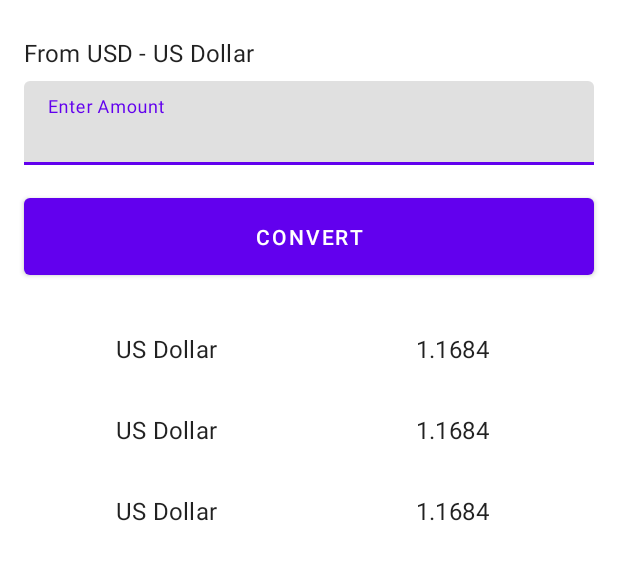
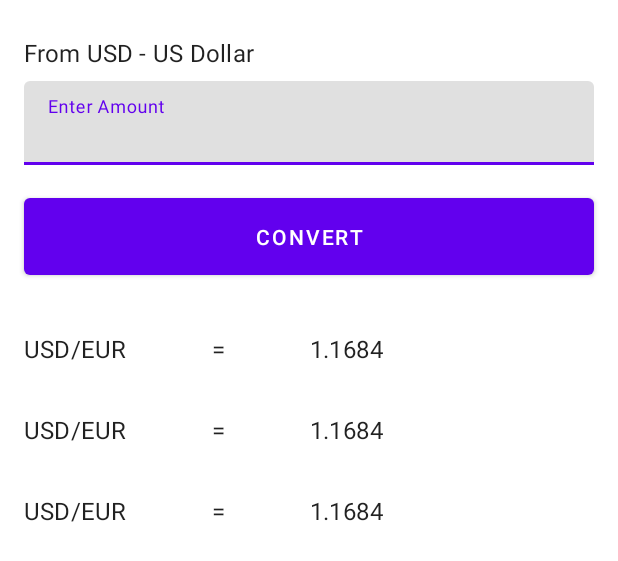
Before and after one commit to davidwekesar/CurrencyConverter, an Android app: the layout fragment_selected_currency.xml on its own in the app's theme, with its tools: preview values and no code run, on a phone screen of 412 x 824 dp. Shown: the top 561 px of the screen. Run offline under Robolectric (Android 15) with nearby library versions, the phone set to English and light mode, and no system bars.

Commit message:
feat: display selected currency exchange rates

```diff
--- a/app/src/main/java/com/android/currencyconverter/data/network/CurrencyApiService.kt
+++ b/app/src/main/java/com/android/currencyconverter/data/network/CurrencyApiService.kt
@@ -6,6 +6,7 @@ import com.squareup.moshi.kotlin.reflect.KotlinJsonAdapterFactory
 import retrofit2.Retrofit
 import retrofit2.converter.moshi.MoshiConverterFactory
 import retrofit2.http.GET
+import retrofit2.http.Query
 
 private const val BASE_URL = "http://apilayer.net/"
 
@@ -22,6 +23,9 @@ interface CurrencyApiService {
 
     @GET("api/list?access_key=${BuildConfig.CL_KEY}")
     suspend fun getAllCurrencies(): NetworkCurrencyContainer
+
+    @GET("api/live?access_key=${BuildConfig.CL_KEY}")
+    suspend fun getAllExchangeRates(): NetworkExchangeRatesContainer
 }
 
 object CurrencyApi {
--- a/app/src/main/java/com/android/currencyconverter/domain/Models.kt
+++ b/app/src/main/java/com/android/currencyconverter/domain/Models.kt
@@ -1,3 +1,5 @@
 package com.android.currencyconverter.domain
 
 data class Currency(val code: String, val name: String)
+
+data class ExchangeRate(val currencyPair: String, val exchangeRate: Double)
--- a/app/src/main/res/layout/list_item_exchange_rate.xml
+++ b/app/src/main/res/layout/list_item_exchange_rate.xml
@@ -7,23 +7,35 @@
     android:padding="@dimen/default_medium">
 
     <TextView
-        android:id="@+id/textCurrencyName"
+        android:id="@+id/textCurrencyPair"
         android:layout_width="wrap_content"
         android:layout_height="wrap_content"
         android:textAlignment="center"
         android:textAppearance="@style/TextAppearance.MaterialComponents.Subtitle1"
         app:layout_constraintEnd_toStartOf="@+id/guideline2"
+        app:layout_constraintHorizontal_bias="0.0"
         app:layout_constraintStart_toStartOf="parent"
         app:layout_constraintTop_toTopOf="parent"
-        tools:text="US Dollar" />
+        tools:text="USD/EUR" />
 
     <TextView
-        android:id="@+id/textAmount"
+        android:layout_width="wrap_content"
+        android:layout_height="wrap_content"
+        android:text="@string/equal_sign"
+        android:textAppearance="@style/TextAppearance.MaterialComponents.Subtitle1"
+        app:layout_constraintBottom_toBottomOf="@+id/textCurrencyPair"
+        app:layout_constraintEnd_toStartOf="@+id/guideline2"
+        app:layout_constraintStart_toEndOf="@+id/textCurrencyPair"
+        app:layout_constraintTop_toTopOf="@+id/textCurrencyPair" />
+
+    <TextView
+        android:id="@+id/textExchangeRate"
         android:layout_width="wrap_content"
         android:layout_height="wrap_content"
         android:textAlignment="center"
         android:textAppearance="@style/TextAppearance.MaterialComponents.Subtitle1"
         app:layout_constraintEnd_toEndOf="parent"
+        app:layout_constraintHorizontal_bias="0.0"
         app:layout_constraintStart_toStartOf="@+id/guideline2"
         app:layout_constraintTop_toTopOf="parent"
         tools:text="1.1684" />
--- a/app/src/main/res/values/strings.xml
+++ b/app/src/main/res/values/strings.xml
@@ -4,4 +4,5 @@
     <string name="hint_enter_amount">Enter Amount</string>
     <string name="convert">Convert</string>
     <string name="selected_currency_format">From %1$s - %2$s</string>
+    <string name="equal_sign">=</string>
 </resources>
--- a/build.gradle
+++ b/build.gradle
@@ -7,7 +7,7 @@ buildscript {
         mavenCentral()
     }
     dependencies {
-        classpath "com.android.tools.build:gradle:4.2.2"
+        classpath 'com.android.tools.build:gradle:7.0.0'
         classpath "org.jetbrains.kotlin:kotlin-gradle-plugin:$kotlin_version"
         classpath("com.google.android.libraries.mapsplatform.secrets-gradle-plugin:secrets-gradle-plugin:$secrets_gradle_version")
         // NOTE: Do not place your application dependencies here; they belong
```
Also changed, not shown: app/build.gradle (+4 -4 lines), app/src/main/java/com/android/currencyconverter/data/network/DataTransferObjects.kt (+20 -0 lines), app/src/main/java/com/android/currencyconverter/repositories/CurrenciesRepository.kt (+17 -4 lines), app/src/main/java/com/android/currencyconverter/selectedcurrency/ExchangeRateAdapter.kt (added, +39 -0 lines), app/src/main/java/com/android/currencyconverter/selectedcurrency/SelectedCurrencyFragment.kt (+12 -0 lines), app/src/main/java/com/android/currencyconverter/selectedcurrency/SelectedCurrencyViewModel.kt (added, +65 -0 lines), app/src/main/res/drawable/ic_convert_24.xml (added, +10 -0 lines), gradle/wrapper/gradle-wrapper.properties.
